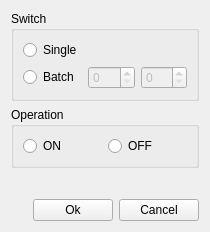
This is events/commands/controlswitchesdialog.ui in jowin202/YaRXP as Qt 5 draws it before an edit. The edited form follows.
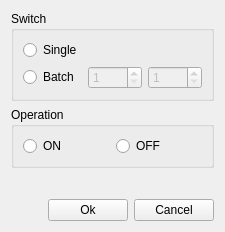
This is the edited form. Custom widgets are drawn as their Qt base class.

The edit to the form file:
```diff
--- a/events/commands/controlswitchesdialog.ui
+++ b/events/commands/controlswitchesdialog.ui
@@ -42,6 +42,12 @@
         <property name="enabled">
          <bool>false</bool>
         </property>
+        <property name="minimum">
+         <number>1</number>
+        </property>
+        <property name="maximum">
+         <number>9999</number>
+        </property>
        </widget>
       </item>
       <item row="1" column="2">
@@ -49,6 +55,12 @@
         <property name="enabled">
          <bool>false</bool>
         </property>
+        <property name="minimum">
+         <number>1</number>
+        </property>
+        <property name="maximum">
+         <number>9999</number>
+        </property>
        </widget>
       </item>
       <item row="0" column="1" colspan="2">
```
